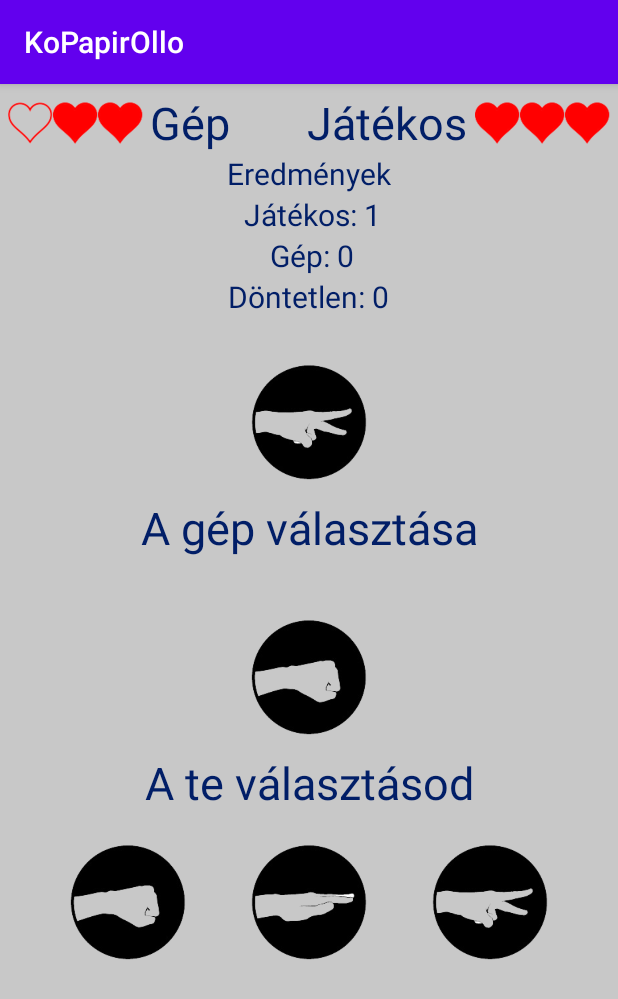
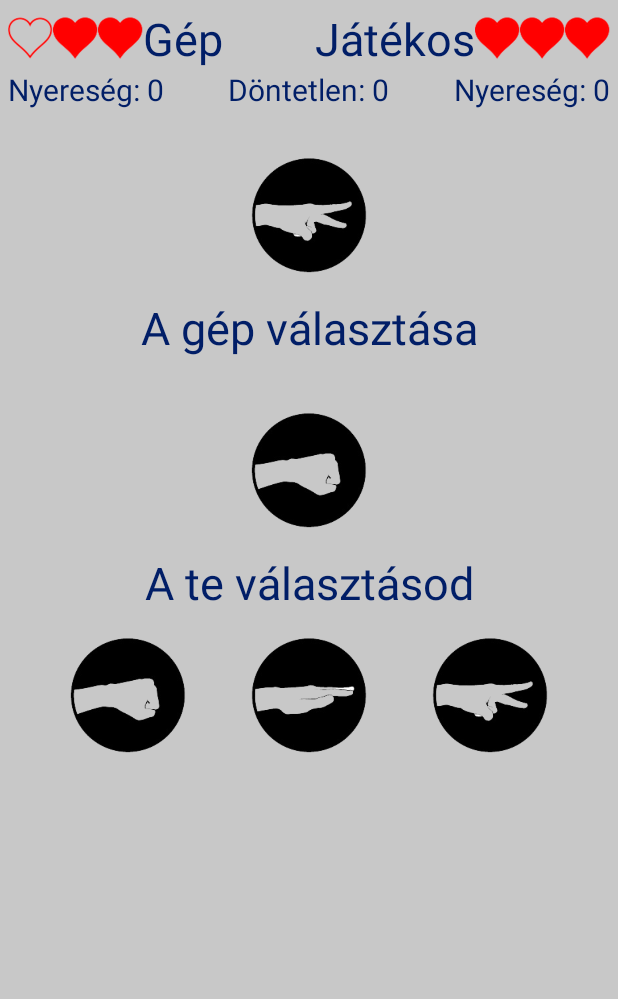
Before and after one commit to Deniel90/KoPapirOllo, an Android app: the screen it shows after launch (MainActivity), after a tap on an icon or button, on a phone screen of 412 x 824 dp. Shown: the top 999 px of the screen. Run offline under Robolectric (Android 15) with nearby library versions, the phone set to English and light mode, and no system bars.

```diff
--- a/app/src/main/AndroidManifest.xml
+++ b/app/src/main/AndroidManifest.xml
@@ -4,7 +4,7 @@
 
     <application
         android:allowBackup="true"
-        android:icon="@mipmap/ic_launcher"
+        android:icon="@drawable/icon"
         android:label="@string/app_name"
         android:roundIcon="@mipmap/ic_launcher_round"
         android:supportsRtl="true"
--- a/app/src/main/java/com/example/kopapirollo/MainActivity.java
+++ b/app/src/main/java/com/example/kopapirollo/MainActivity.java
@@ -1,7 +1,9 @@
 package com.example.kopapirollo;
 
+import androidx.appcompat.app.AlertDialog;
 import androidx.appcompat.app.AppCompatActivity;
 
+import android.content.DialogInterface;
 import android.os.Bundle;
 import android.view.View;
 import android.widget.Button;
@@ -12,12 +14,13 @@ import android.widget.Toast;
 public class MainActivity extends AppCompatActivity {
 
     private ImageView gepHP1, gepHP2, gepHP3, playerHP1, playerHP2, playerHP3, img_gepchoose, img_playerchoose;
-    private TextView playerEredmeny, gepEredmeny, dontetlenek;
+    private TextView playerEredmeny, gepEredmeny, dontetlenEredmeny;
     private Button btn_Ko, btn_Papir, btn_Ollo;
-    private String playerValasztas;
-    private String gepValasztas;
 
-    private int PlayerPont, GepPont, Dontetlen, JatekosPontja, GepPontja, gepszam, playerElet, gepElet;
+    private String playerValasztas, gepValasztas;
+    private int JatekosPontja, GepPontja, gepszam, playerElet, gepElet, dontetlen_korok_szama;
+    private AlertDialog.Builder uzenet;
+    private Toast sajatToast;
 
     @Override
     protected void onCreate(Bundle savedInstanceState)
@@ -52,7 +55,8 @@ public class MainActivity extends AppCompatActivity {
         });
 
         //olló gomb
-        btn_Ollo.setOnClickListener(new View.OnClickListener() {
+        btn_Ollo.setOnClickListener(new View.OnClickListener()
+        {
             @Override
             public void onClick(View v) {
                 img_playerchoose.setImageResource(R.drawable.scissors);
@@ -60,6 +64,68 @@ public class MainActivity extends AppCompatActivity {
                 Jatek();
             }
         });
+    }
+
+    private void init()
+    {
+        gepHP1 = findViewById(R.id.gep_HP1);
+        gepHP2 = findViewById(R.id.gep_HP2);
+        gepHP3 = findViewById(R.id.gep_HP3);
+
+        playerHP1 = findViewById(R.id.player_HP1);
+        playerHP2 = findViewById(R.id.player_HP2);
+        playerHP3 = findViewById(R.id.player_HP3);
+
+        playerEredmeny = findViewById(R.id.player_eredmeny);
+        gepEredmeny = findViewById(R.id.gep_eredmeny);
+        dontetlenEredmeny = findViewById(R.id.dontetlen_korok_szama);
+
+        img_gepchoose = findViewById(R.id.image_gepChoose);
+        img_playerchoose = findViewById(R.id.image_playerChoose);
+
+        btn_Ko = findViewById(R.id.btn_Ko);
+        btn_Papir = findViewById(R.id.btn_Papir);
+        btn_Ollo = findViewById(R.id.btn_Ollo);
+
+        JatekosPontja = 0;
+        GepPontja = 0;
+        dontetlen_korok_szama = 0;
+
+        UjJatek();
+
+        uzenet = new AlertDialog.Builder(MainActivity.this);
+        uzenet.setCancelable(false).setMessage("Szeretne új játékot játszani?").setPositiveButton("Igen", new DialogInterface.OnClickListener() {
+            @Override
+            public void onClick(DialogInterface dialog, int which)
+            {
+                UjJatek();
+            }
+        });
+        uzenet.setNegativeButton("Nem", new DialogInterface.OnClickListener()
+        {
+            @Override
+            public void onClick(DialogInterface dialog, int which)
+            {
+                finish();
+            }
+        });
+    }
+
+    private void UjJatek()
+    {
+        playerElet = 3;
+        gepElet = 3;
+
+        playerHP1.setImageResource(R.drawable.heart2);
+        playerHP2.setImageResource(R.drawable.heart2);
+        playerHP3.setImageResource(R.drawable.heart2);
+
+        gepHP1.setImageResource(R.drawable.heart2);
+        gepHP2.setImageResource(R.drawable.heart2);
+        gepHP3.setImageResource(R.drawable.heart2);
+
+        img_playerchoose.setImageResource(android.R.color.transparent);
+        img_gepchoose.setImageResource(android.R.color.transparent);
     }
 
     private void Jatek()
@@ -82,26 +148,22 @@ public class MainActivity extends AppCompatActivity {
         //döntetlen
         if (gepValasztas == playerValasztas)
         {
-            Dontetlen++;
-            dontetlenek.setText(Dontetlen+"");
-            Toast.makeText(MainActivity.this, "Döntetlen", Toast.LENGTH_SHORT).show();
+            Toast.makeText(MainActivity.this, "Ez a kör döntetlen", Toast.LENGTH_SHORT).show();
+            dontetlen_korok_szama++;
+            dontetlenEredmeny.setText(dontetlen_korok_szama+"");
         }
         //játékos nyert
         else if (gepValasztas == "ko" && playerValasztas == "papir" ||
                 gepValasztas == "papir" && playerValasztas == "ollo" ||
                 gepValasztas == "ollo" && playerValasztas == "ko")
         {
-            JatekosPontja++;
-            playerEredmeny.setText(JatekosPontja+"");
-            Toast.makeText(MainActivity.this, "A játékos nyert", Toast.LENGTH_SHORT).show();
+            Toast.makeText(MainActivity.this, "Ezt a kört a játékos nyerte", Toast.LENGTH_SHORT).show();
             gepElet--;
         }
         //gép nyert
         else
         {
-            GepPontja++;
-            gepEredmeny.setText(GepPontja+"");
-            Toast.makeText(MainActivity.this, "A gép nyert", Toast.LENGTH_SHORT).show();
+            Toast.makeText(MainActivity.this, "Ezt a kört a gép nyerte", Toast.LENGTH_SHORT).show();
             playerElet--;
         }
 
@@ -122,42 +184,23 @@ public class MainActivity extends AppCompatActivity {
         //végső nyertes kihirdetése
         if (gepElet == 0)
         {
-            //AlertDialog: "Játékos nyerte a játszmát"
-        } else if (playerElet == 0)
+            JatekosPontja++;
+            playerEredmeny.setText(JatekosPontja+"");
+
+            //TODO: custom toast
+
+            uzenet.setTitle("Győzelem");
+            AlertDialog dialog = uzenet.create();
+            dialog.show();
+        }
+        else if (playerElet == 0)
         {
-            //AlertDialog: "A gép nyerte a játszmát"
+            GepPontja++;
+            gepEredmeny.setText(GepPontja+"");
+
+            uzenet.setTitle("Vereség");
+            AlertDialog dialog = uzenet.create();
+            dialog.show();
         }
-
-        //AlertDialog: játszma végén új játék? Igen -> init() , nem -> bezár
-    }
-
-    private void init()
-    {
-        gepHP1 = findViewById(R.id.gep_HP1);
-        gepHP2 = findViewById(R.id.gep_HP2);
-        gepHP3 = findViewById(R.id.gep_HP3);
-
-        playerHP1 = findViewById(R.id.player_HP1);
-        playerHP2 = findViewById(R.id.player_HP2);
-        playerHP3 = findViewById(R.id.player_HP3);
-
-        playerEredmeny = findViewById(R.id.player_eredmeny);
-        gepEredmeny = findViewById(R.id.gep_eredmeny);
-        dontetlenek = findViewById(R.id.text_dontetlenek);
-
-        img_gepchoose = findViewById(R.id.image_gepChoose);
-        img_playerchoose = findViewById(R.id.image_playerChoose);
-
-        btn_Ko = findViewById(R.id.btn_Ko);
-        btn_Papir = findViewById(R.id.btn_Papir);
-        btn_Ollo = findViewById(R.id.btn_Ollo);
-
-        PlayerPont = 0;
-        GepPont = 0;
-        Dontetlen = 0;
-        JatekosPontja = 0;
-        GepPontja = 0;
-        playerElet = 3;
-        gepElet = 3;
     }
 }
--- a/app/src/main/res/layout/activity_main.xml
+++ b/app/src/main/res/layout/activity_main.xml
@@ -23,97 +23,85 @@
             <LinearLayout
                 android:layout_width="wrap_content"
                 android:layout_height="wrap_content"
-                android:layout_marginTop="6dp">
+                android:layout_alignParentLeft="true">
 
                 <ImageView
                     android:layout_width="30dp"
                     android:layout_height="30dp"
+                    android:layout_gravity="center_vertical"
                     android:id="@+id/gep_HP3"
                     android:src="@drawable/heart2"/>
                 <ImageView
                     android:layout_width="30dp"
                     android:layout_height="30dp"
+                    android:layout_gravity="center_vertical"
                     android:id="@+id/gep_HP2"
                     android:src="@drawable/heart2"/>
                 <ImageView
                     android:layout_width="30dp"
                     android:layout_height="30dp"
+                    android:layout_gravity="center_vertical"
                     android:id="@+id/gep_HP1"
                     android:src="@drawable/heart2"/>
-            </LinearLayout>
-
                 <TextView
                     android:layout_width="wrap_content"
                     android:layout_height="wrap_content"
-                android:text="Gép       Játékos"
-                android:layout_centerHorizontal="true"
+                    android:text="Gép"
                     android:textSize="30sp"
-                android:textColor="@color/colorText"
-                />
+                    android:textColor="@color/colorText"/>
+            </LinearLayout>
 
             <!--A játékos életei-->
             <LinearLayout
                 android:layout_width="wrap_content"
                 android:layout_height="wrap_content"
-                android:layout_alignParentRight="true"
-                android:layout_marginTop="6dp">
+                android:layout_alignParentRight="true">
+
+                <TextView
+                    android:layout_width="wrap_content"
+                    android:layout_height="wrap_content"
+                    android:text="Játékos"
+                    android:textSize="30sp"
+                    android:textColor="@color/colorText"/>
 
                 <ImageView
+                    android:id="@+id/player_HP1"
                     android:layout_width="30dp"
                     android:layout_height="30dp"
-                    android:id="@+id/player_HP1"
-                    android:src="@drawable/heart2"/>
+                    android:layout_gravity="center_vertical"
+                    android:src="@drawable/heart2" />
+
                 <ImageView
+                    android:id="@+id/player_HP2"
                     android:layout_width="30dp"
                     android:layout_height="30dp"
-                    android:id="@+id/player_HP2"
-                    android:src="@drawable/heart2"/>
+                    android:layout_gravity="center_vertical"
+                    android:src="@drawable/heart2" />
+
                 <ImageView
+                    android:id="@+id/player_HP3"
                     android:layout_width="30dp"
                     android:layout_height="30dp"
-                    android:id="@+id/player_HP3"
-                    android:src="@drawable/heart2"/>
+                    android:layout_gravity="center_vertical"
+                    android:src="@drawable/heart2" />
             </LinearLayout>
         </RelativeLayout>
 
         <!--Eredmények-->
-        <TextView
+        <RelativeLayout
             android:layout_width="wrap_content"
-            android:layout_height="wrap_content"
-            android:text="Eredmények"
-            android:textSize="20sp"
-            android:layout_gravity="center"
-            android:textColor="@color/colorText"/>
-
-        <!--Játékos nyerések-->
-        <LinearLayout
-            android:layout_width="wrap_content"
-            android:layout_height="wrap_content"
-            android:layout_gravity="center">
-            <TextView
-                android:layout_width="wrap_content"
-                android:layout_height="wrap_content"
-                android:text=" Játékos: "
-                android:textSize="20sp"
-                android:textColor="@color/colorText"/>
-            <TextView
-                android:layout_width="wrap_content"
-                android:layout_height="wrap_content"
-                android:text="0"
-                android:id="@+id/player_eredmeny"
-                android:textSize="20sp"
-                android:textColor="@color/colorText"/>
-        </LinearLayout>
+            android:layout_height="wrap_content">
 
             <!--Gép nyerések-->
             <LinearLayout
                 android:layout_width="wrap_content"
                 android:layout_height="wrap_content"
-            android:layout_gravity="center">
+                android:layout_gravity="center"
+                android:layout_alignParentLeft="true">
                 <TextView
                     android:layout_width="wrap_content"
                     android:layout_height="wrap_content"
-                android:text=" Gép: "
+                    android:text="Nyereség: "
                     android:textSize="20sp"
                     android:textColor="@color/colorText"/>
                 <TextView
@@ -125,26 +113,50 @@
                     android:textColor="@color/colorText"/>
             </LinearLayout>
 
-        <!--Döntetlenek száma-->
+            <!--Döntetlenek-->
             <LinearLayout
                 android:layout_width="wrap_content"
                 android:layout_height="wrap_content"
                 android:layout_gravity="center"
-            android:orientation="horizontal">
+                android:layout_centerInParent="true">
                 <TextView
-                android:layout_width="match_parent"
+                    android:layout_width="wrap_content"
                     android:layout_height="wrap_content"
+                    android:text="Döntetlen: "
                     android:textSize="20sp"
-                android:text="Döntetlen: "
                     android:textColor="@color/colorText"/>
                 <TextView
                     android:layout_width="wrap_content"
                     android:layout_height="wrap_content"
+                    android:text="0"
+                    android:id="@+id/dontetlen_korok_szama"
                     android:textSize="20sp"
-                android:text="0"
-                android:id="@+id/text_dontetlenek"
                     android:textColor="@color/colorText"/>
             </LinearLayout>
+
+            <!--Játékos nyerések-->
+            <LinearLayout
+                android:layout_width="wrap_content"
+                android:layout_height="wrap_content"
+                android:layout_gravity="center"
+                android:layout_alignParentRight="true">
+                <TextView
+                    android:layout_width="wrap_content"
+                    android:layout_height="wrap_content"
+                    android:text="Nyereség: "
+                    android:textSize="20sp"
+                    android:textColor="@color/colorText"/>
+                <TextView
+                    android:layout_width="wrap_content"
+                    android:layout_height="wrap_content"
+                    android:text="0"
+                    android:id="@+id/player_eredmeny"
+                    android:textSize="20sp"
+                    android:textColor="@color/colorText"/>
+            </LinearLayout>
+        </RelativeLayout>
+
+
 
 
         <!--Gép választása-->
@@ -160,7 +172,7 @@
             android:layout_height="50dp"
             android:text="A gép választása"
             android:textSize="30sp"
-            android:textAlignment="center"
+            android:gravity="center"
             android:layout_gravity="center_horizontal"
             android:textColor="@color/colorText" />
 
@@ -176,7 +188,7 @@
             android:layout_height="50sp"
             android:text="A te választásod"
             android:textSize="30sp"
-            android:textAlignment="center"
+            android:gravity="center"
             android:layout_gravity="center_horizontal"
             android:textColor="@color/colorText" />
 
--- a/app/src/main/res/values/styles.xml
+++ b/app/src/main/res/values/styles.xml
@@ -1,6 +1,6 @@
 <resources>
     <!-- Base application theme. -->
-    <style name="AppTheme" parent="Theme.AppCompat.Light.DarkActionBar">
+    <style name="AppTheme" parent="Theme.AppCompat.Light.NoActionBar">
         <!-- Customize your theme here. -->
         <item name="colorPrimary">@color/colorPrimary</item>
         <item name="colorPrimaryDark">@color/colorPrimaryDark</item>
```
Also changed, not shown: app/src/main/res/drawable/icon.png (added). Lines whose indentation alone changed are shown as unchanged.
